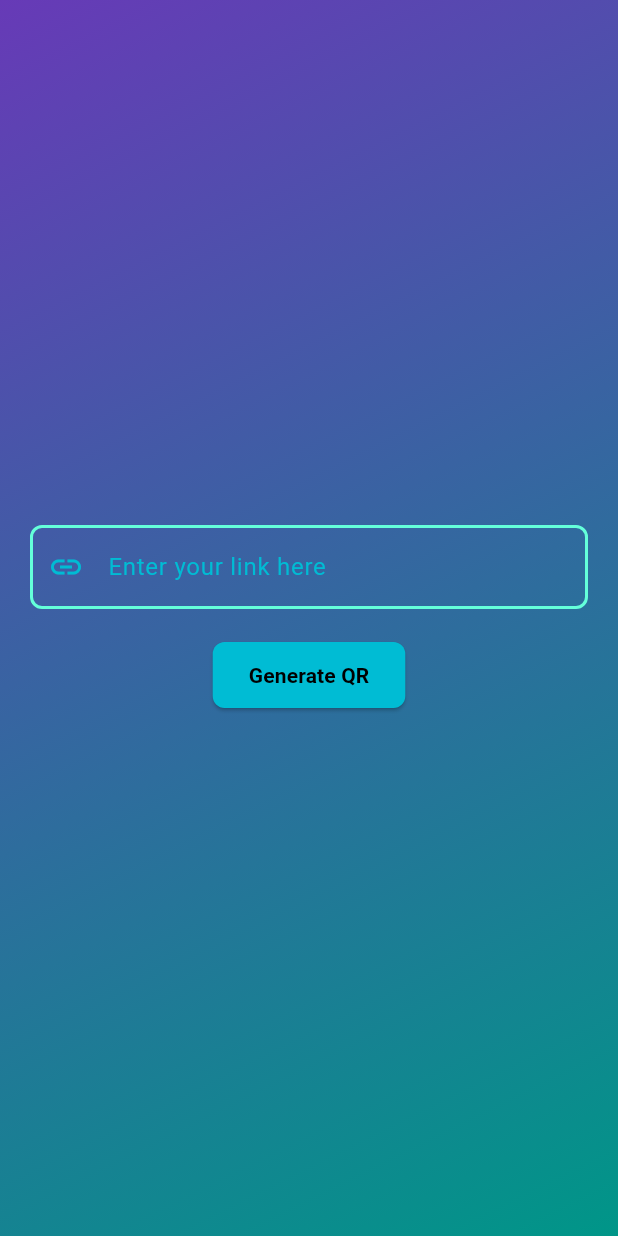
After one commit to Dicky-27/codervamp-flutter, a Flutter app: the screen it shows after launch, after a tap on "Generate QR", on a phone screen of 412 x 824 dp. The commit adds this screen. Run offline on Flutter 3.47's test engine with Material 3 defaults, Android fonts, the phone set to English and light mode, and no system bars; our stand-ins replace animated_text_kit, lottie, qr_flutter, share_plus, swipeable_button_view; missing offline and left inert: tutorial_coach_mark.

Commit message:
create(qr): add qr generator

```diff
--- a/lib/main.dart
+++ b/lib/main.dart
@@ -1,4 +1,4 @@
-import 'package:codervamp/animation/text/animated_text.dart';
+import 'package:codervamp/qr/qr_generator.dart';
 import 'package:flutter/material.dart';
 
 void main() {
@@ -14,10 +14,11 @@ class MyApp extends StatelessWidget {
       title: 'Flutter Demo',
       debugShowCheckedModeBanner: false,
       theme: ThemeData(
-        colorScheme: ColorScheme.fromSeed(seedColor: Colors.deepPurple),
-        useMaterial3: true,
+        brightness: Brightness.dark,
+        primaryColor: Colors.teal,
+        visualDensity: VisualDensity.adaptivePlatformDensity,
       ),
-      home: const AnimatedTextWidget(),
+      home: const QRGeneratorWidget(),
     );
   }
 }
--- /dev/null
+++ b/lib/qr/qr_generator.dart
@@ -0,0 +1,208 @@
+/*
+  Hi!!!
+
+  This file is organized into sections for easy navigation.
+
+  Sections:
+  - Initialization
+  - Capture QR Image Function
+  - Generate QR
+  - Input Link UI
+
+
+  Search using section mark like "// MARK: - Variables" to find specific content.
+
+  Don't forget to give a star on my GitHub!
+*/
+
+import 'dart:io';
+import 'package:flutter/material.dart';
+import 'package:flutter/rendering.dart';
+import 'package:flutter/services.dart';
+import 'package:path_provider/path_provider.dart';
+import 'package:qr_flutter/qr_flutter.dart';
+import 'package:share_plus/share_plus.dart';
+import 'dart:ui' as ui;
+
+class QRGeneratorWidget extends StatefulWidget {
+  const QRGeneratorWidget({super.key});
+
+  @override
+  State<QRGeneratorWidget> createState() => _QRGeneratorWidgetState();
+}
+
+class _QRGeneratorWidgetState extends State<QRGeneratorWidget> {
+  // MARK: - Initialization
+  final TextEditingController _linkController = TextEditingController();
+  final GlobalKey _globalKey = GlobalKey();
+  String? _qrData;
+
+  // MARK: - Capture QR Image Function
+  void _captureQrImage() async {
+    try {
+      RenderRepaintBoundary boundary = _globalKey.currentContext!
+          .findRenderObject()! as RenderRepaintBoundary;
+      ui.Image image = await boundary.toImage(pixelRatio: 3.0);
+      ByteData? byteData =
+          await image.toByteData(format: ui.ImageByteFormat.png);
+      Uint8List pngBytes = byteData!.buffer.asUint8List();
+
+      // Get temporary directory
+      final directory = (await getTemporaryDirectory()).path;
+      File imgFile = File('$directory/qr_code.png');
+      await imgFile.writeAsBytes(pngBytes);
+
+      // Share the file
+      Share.shareXFiles([XFile(imgFile.path)], text: 'QR Code');
+    } catch (e) {
+      debugPrint(e.toString());
+    }
+  }
+
+  // MARK: - Generate QR
+  void _generateQR() {
+    setState(() {
+      _qrData = _linkController.text;
+    });
+    if (_qrData!.isNotEmpty) {
+      showModalBottomSheet(
+        context: context,
+        backgroundColor: Colors.transparent,
+        builder: (BuildContext context) {
+          return Container(
+            decoration: BoxDecoration(
+              color: Colors.grey[900],
+              borderRadius: const BorderRadius.only(
+                topLeft: Radius.circular(20),
+                topRight: Radius.circular(20),
+              ),
+            ),
+            padding: const EdgeInsets.fromLTRB(20, 20, 20, 40),
+            child: Column(
+              mainAxisSize: MainAxisSize.min,
+              children: [
+                RepaintBoundary(
+                  key: _globalKey,
+                  child: QrImageView(
+                    backgroundColor: Colors.grey[900] ?? Colors.black,
+                    data: _qrData ?? "",
+                    version: QrVersions.auto,
+                    size: 200.0,
+                    eyeStyle: const QrEyeStyle(
+                        color: Colors.white, eyeShape: QrEyeShape.square),
+                    dataModuleStyle:
+                        const QrDataModuleStyle(color: Colors.white),
+                  ),
+                ),
+                const SizedBox(height: 20),
+                Row(
+                  mainAxisAlignment: MainAxisAlignment.center,
+                  children: [
+                    _actionButton(
+                      icon: Icons.share,
+                      label: "Share",
+                      onPressed: () => _captureQrImage(),
+                      context: context,
+                    ),
+                    const SizedBox(width: 20),
+                    _actionButton(
+                      icon: Icons.copy,
+                      label: "Copy",
+                      onPressed: () {
+                        Clipboard.setData(ClipboardData(text: _qrData ?? ""));
+                        Navigator.pop(context);
+                        ScaffoldMessenger.of(context)
+                            .showSnackBar(const SnackBar(
+                                content: Text(
+                                  "COPIED!",
+                                  style: TextStyle(color: Colors.white),
+                                ),
+                                backgroundColor: Colors.black));
+                      },
+                      context: context,
+                    ),
+                  ],
+                )
+              ],
+            ),
+          );
+        },
+      );
+    }
+  }
+
+  Widget _actionButton(
+      {required IconData icon,
+      required String label,
+      required VoidCallback onPressed,
+      required BuildContext context}) {
+    return ElevatedButton.icon(
+      icon: Icon(icon, color: Colors.teal),
+      label: Text(label, style: const TextStyle(color: Colors.white)),
+      onPressed: onPressed,
+      style: ElevatedButton.styleFrom(
+        backgroundColor: Colors.black,
+        shape: RoundedRectangleBorder(borderRadius: BorderRadius.circular(10)),
+        padding: const EdgeInsets.symmetric(horizontal: 20, vertical: 12),
+      ),
+    );
+  }
+
+  // MARK: - Input Link UI
+  @override
+  Widget build(BuildContext context) {
+    return Scaffold(
+      body: Container(
+        padding: const EdgeInsets.all(20),
+        decoration: const BoxDecoration(
+          gradient: LinearGradient(
+            // Background gradient
+            begin: Alignment.topLeft,
+            end: Alignment.bottomRight,
+            colors: [Colors.deepPurple, Colors.teal],
+          ),
+        ),
+        child: Column(
+          mainAxisAlignment: MainAxisAlignment.center,
+          children: <Widget>[
+            TextField(
+              controller: _linkController,
+              style: const TextStyle(color: Colors.white),
+              decoration: InputDecoration(
+                labelText: "Enter your link here",
+                labelStyle: const TextStyle(color: Colors.cyan),
+                enabledBorder: OutlineInputBorder(
+                  borderSide:
+                      const BorderSide(color: Colors.tealAccent, width: 2),
+                  borderRadius: BorderRadius.circular(8),
+                ),
+                focusedBorder: OutlineInputBorder(
+                  borderSide: const BorderSide(color: Colors.cyan, width: 2),
+                  borderRadius: BorderRadius.circular(8),
+                ),
+                prefixIcon: const Icon(Icons.link, color: Colors.cyan),
+              ),
+            ),
+            const SizedBox(height: 20),
+            ElevatedButton(
+              onPressed: _generateQR,
+              style: ElevatedButton.styleFrom(
+                backgroundColor: Colors.cyan,
+                foregroundColor: Colors.black,
+                padding:
+                    const EdgeInsets.symmetric(vertical: 12, horizontal: 24),
+                shape: RoundedRectangleBorder(
+                  borderRadius: BorderRadius.circular(8),
+                ),
+              ),
+              child: const Text(
+                'Generate QR',
+                style: TextStyle(fontWeight: FontWeight.w700),
+              ),
+            ),
+          ],
+        ),
+      ),
+    );
+  }
+}
--- a/pubspec.yaml
+++ b/pubspec.yaml
@@ -24,6 +24,11 @@ dependencies:
   animated_text_kit: ^4.2.2
   swipeable_button_view: ^0.0.2
 
+  #QR Generator
+  qr_flutter: ^4.1.0
+  share_plus: ^7.2.2
+  path_provider: ^2.1.2
+
 dev_dependencies:
   flutter_test:
     sdk: flutter
```
Also changed, not shown: pubspec.lock, 15 other files.
